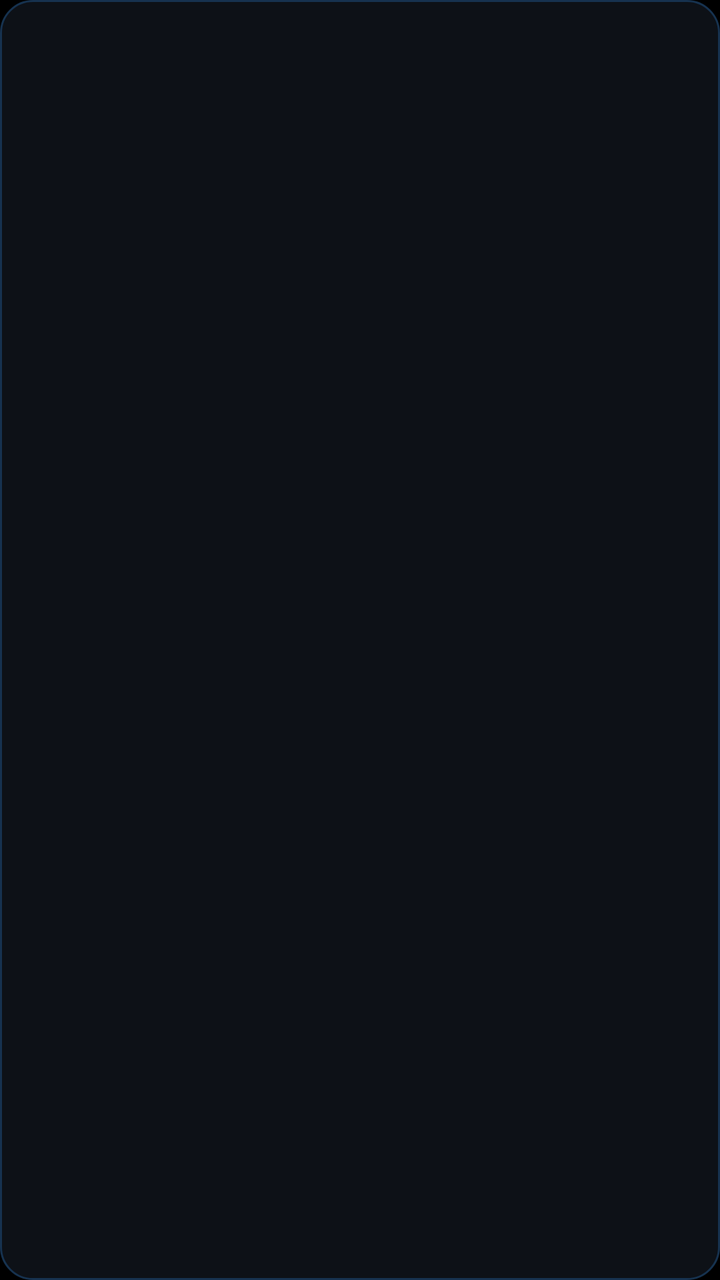
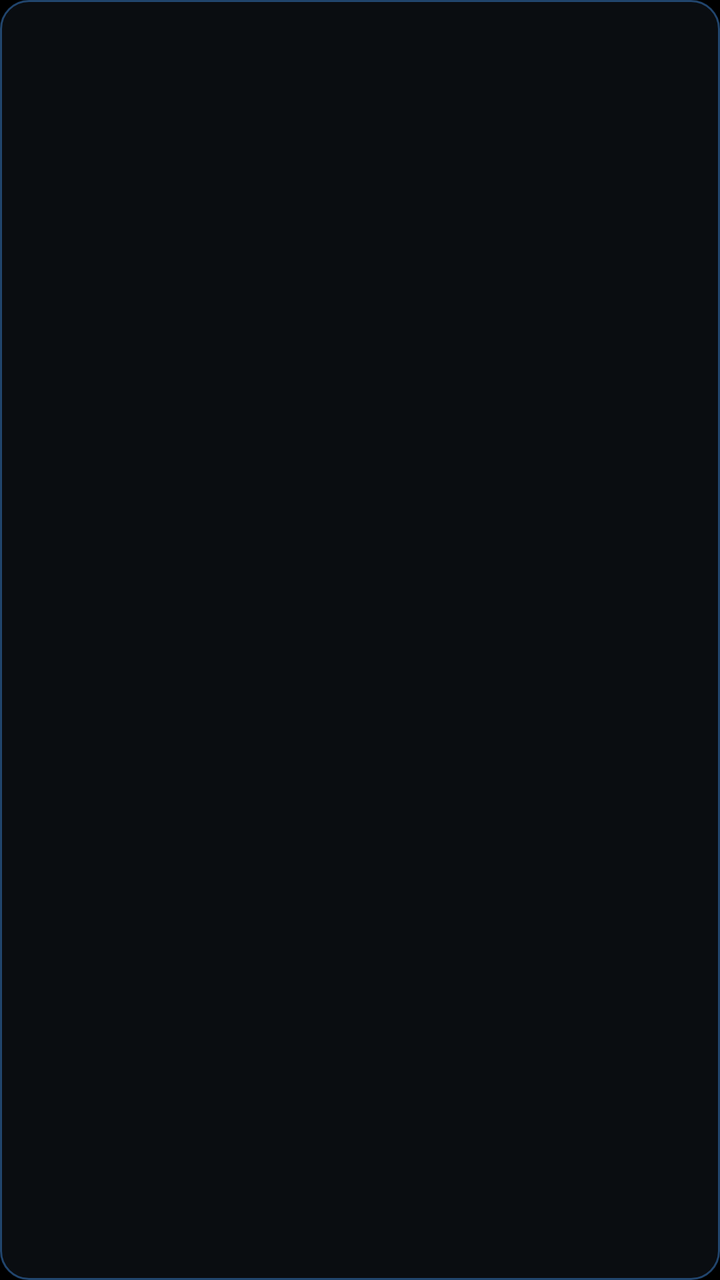

An Android layout rendered at two revisions. The XML below is the earlier revision; the diff shows what the commit changed to produce the second picture.
<!-- AndroidManifest.xml: application theme Theme.Launcher -->
<!-- res/layout/item_app.xml -->
<?xml version="1.0" encoding="utf-8"?>
<LinearLayout xmlns:android="http://schemas.android.com/apk/res/android"
    android:layout_width="match_parent"
    android:layout_height="@dimen/card_height"
    android:layout_margin="8dp"
    android:background="@drawable/bg_card"
    android:clickable="true"
    android:defaultFocusHighlightEnabled="false"
    android:focusable="true"
    android:gravity="center"
    android:longClickable="true"
    android:orientation="vertical"
    android:padding="12dp">

    <ImageView
        android:id="@+id/app_icon"
        android:layout_width="@dimen/icon_size"
        android:layout_height="@dimen/icon_size"
        android:contentDescription="@null"
        android:scaleType="fitCenter" />

    <TextView
        android:id="@+id/app_label"
        android:layout_width="match_parent"
        android:layout_height="wrap_content"
        android:layout_marginTop="10dp"
        android:ellipsize="end"
        android:fontFamily="sans-serif-medium"
        android:gravity="center"
        android:maxLines="1"
        android:textColor="@color/text_primary"
        android:textSize="16sp" />
</LinearLayout>
<!-- resources referenced by this layout -->
<resources>
  <color name="text_primary">#FFFFFFFF</color>
  <dimen name="card_height">140dp</dimen>
  <dimen name="icon_size">72dp</dimen>
  <!-- drawable bg_card (drawable) -->
  <?xml version="1.0" encoding="utf-8"?>
  <selector xmlns:android="http://schemas.android.com/apk/res/android">
      
      <item android:state_focused="true">
          <shape android:shape="rectangle">
              <solid android:color="@color/card_focused" />
              <stroke
                  android:width="3dp"
                  android:color="@color/accent" />
              <corners android:radius="16dp" />
          </shape>
      </item>
      <item android:state_pressed="true">
          <shape android:shape="rectangle">
              <solid android:color="@color/card_focused" />
              <stroke
                  android:width="3dp"
                  android:color="@color/accent" />
              <corners android:radius="16dp" />
          </shape>
      </item>
      
      <item>
          <shape android:shape="rectangle">
              <solid android:color="@color/card" />
              <stroke
                  android:width="1dp"
                  android:color="@color/card_stroke" />
              <corners android:radius="16dp" />
          </shape>
      </item>
  </selector>
  <style name="Theme.Launcher" parent="@android:style/Theme.Material.NoActionBar">
          <item name="android:windowBackground">@color/black</item>
          <item name="android:colorAccent">@color/accent</item>
          <item name="android:statusBarColor">@color/black</item>
          <item name="android:navigationBarColor">@color/black</item>
          <item name="android:windowFullscreen">true</item>
      </style>
  <color name="card_focused">#FF0F2A47</color>
  <color name="accent">#FF2E9BFF</color>
  <color name="card">#FF0D1117</color>
  <color name="card_stroke">#FF16324F</color>
  <color name="black">#FF000000</color>
</resources>

<!-- the commit's change to res/layout/item_app.xml (unified diff, before → after) -->
@@ -10,7 +10,7 @@
     android:gravity="center"
     android:longClickable="true"
     android:orientation="vertical"
-    android:padding="12dp">
+    android:padding="8dp">
 
     <ImageView
         android:id="@+id/app_icon"
@@ -23,11 +23,11 @@
         android:id="@+id/app_label"
         android:layout_width="match_parent"
         android:layout_height="wrap_content"
-        android:layout_marginTop="10dp"
+        android:layout_marginTop="6dp"
         android:ellipsize="end"
         android:fontFamily="sans-serif-medium"
         android:gravity="center"
         android:maxLines="1"
         android:textColor="@color/text_primary"
-        android:textSize="16sp" />
+        android:textSize="14sp" />
 </LinearLayout>
<!-- resource entries referenced after the edit -->
@@ -1,8 +1,8 @@
 <!-- resources referenced by this layout -->
 <resources>
   <color name="text_primary">#FFFFFFFF</color>
-  <dimen name="card_height">140dp</dimen>
-  <dimen name="icon_size">72dp</dimen>
+  <dimen name="card_height">108dp</dimen>
+  <dimen name="icon_size">56dp</dimen>
   <!-- drawable bg_card (drawable) -->
   <?xml version="1.0" encoding="utf-8"?>
   <selector xmlns:android="http://schemas.android.com/apk/res/android">
@@ -12,8 +12,8 @@
               <solid android:color="@color/card_focused" />
               <stroke
                   android:width="3dp"
-                  android:color="@color/accent" />
-              <corners android:radius="16dp" />
+                  android:color="@color/accent_orange" />
+              <corners android:radius="14dp" />
           </shape>
       </item>
       <item android:state_pressed="true">
@@ -21,8 +21,8 @@
               <solid android:color="@color/card_focused" />
               <stroke
                   android:width="3dp"
-                  android:color="@color/accent" />
-              <corners android:radius="16dp" />
+                  android:color="@color/accent_orange" />
+              <corners android:radius="14dp" />
           </shape>
       </item>
       
@@ -32,7 +32,7 @@
               <stroke
                   android:width="1dp"
                   android:color="@color/card_stroke" />
-              <corners android:radius="16dp" />
+              <corners android:radius="14dp" />
           </shape>
       </item>
   </selector>
@@ -43,10 +43,11 @@
           <item name="android:navigationBarColor">@color/black</item>
           <item name="android:windowFullscreen">true</item>
       </style>
-  <color name="card_focused">#FF0F2A47</color>
+  <color name="card_focused">#E6502D14</color>
+  <color name="accent_orange">#FFFF8A1F</color>
   <color name="accent">#FF2E9BFF</color>
-  <color name="card">#FF0D1117</color>
-  <color name="card_stroke">#FF16324F</color>
+  <color name="card">#C70D1117</color>
+  <color name="card_stroke">#8C3A78C0</color>
   <color name="black">#FF000000</color>
 </resources>
 
